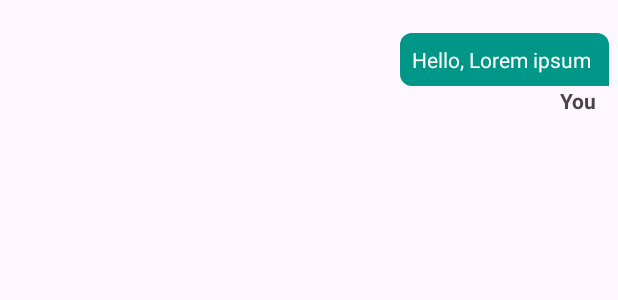
After one commit to Gazzel16/Smart-Pig-Client, an Android app: the layout item_chat_user.xml on its own in the app's theme, with its tools: preview values and no code run, on a phone screen of 412 x 824 dp. The commit adds this screen. Shown: the top 300 px of the screen. Run offline under Robolectric (Android 15) with nearby library versions, the phone set to English and light mode, and no system bars.

Commit message:
chat bot implemented

```diff
--- a/app/src/main/java/com/client/smartpigclient/Dashboard/Fragments/DashBoardFragment.kt
+++ b/app/src/main/java/com/client/smartpigclient/Dashboard/Fragments/DashBoardFragment.kt
@@ -9,7 +9,9 @@ import androidx.lifecycle.lifecycleScope
 import androidx.recyclerview.widget.LinearLayoutManager
 import com.client.smartpigclient.Cages.Fragments.CagesQrScannerFragment
 import com.client.smartpigclient.Dashboard.Adapter.DashBoardAdapter
-import com.client.smartpigclient.Dashboard.Api.FetchAllPigsRI
+import com.client.smartpigclient.Dashboard.Api.DashBoardApi
+import com.client.smartpigclient.Dashboard.Api.DashBoardRI
+
 import com.client.smartpigclient.MainActivity
 import com.client.smartpigclient.Pigs.Fragments.ScanPigFragment
 import com.client.smartpigclient.Pigs.Model.PigsModel
@@ -87,7 +89,7 @@ class DashBoardFragment : Fragment() {
     private fun fetchPigs() {
         lifecycleScope.launch {
             try {
-                val api = FetchAllPigsRI.getInstance()
+                val api = DashBoardRI.getInstance()
                 val response = api.fetchAllPigs()
 
                 pigsList.clear()
--- /dev/null
+++ b/app/src/main/res/drawable/chat_user.xml
@@ -0,0 +1,15 @@
+<?xml version="1.0" encoding="utf-8"?>
+<shape xmlns:android="http://schemas.android.com/apk/res/android"
+    android:shape="rectangle">
+
+    <solid android:color="#4A90E2" />
+
+    <corners
+        android:topLeftRadius="8dp"    android:topRightRadius="8dp"   android:bottomLeftRadius="8dp" />
+
+    <padding
+        android:left="8dp"
+        android:top="8dp"
+        android:right="12dp"
+        android:bottom="8dp" />
+</shape>
--- /dev/null
+++ b/app/src/main/res/layout/item_chat_user.xml
@@ -0,0 +1,36 @@
+<?xml version="1.0" encoding="utf-8"?>
+<androidx.constraintlayout.widget.ConstraintLayout xmlns:android="http://schemas.android.com/apk/res/android"
+    xmlns:app="http://schemas.android.com/apk/res-auto"
+    xmlns:tools="http://schemas.android.com/tools"
+    android:layout_width="match_parent"
+    android:layout_height="wrap_content">
+
+    <LinearLayout
+        android:layout_width="wrap_content"
+        android:layout_height="wrap_content"
+        android:layout_marginTop="16dp"
+        android:orientation="vertical"
+        android:padding="6dp"
+        app:layout_constraintEnd_toEndOf="parent"
+        app:layout_constraintTop_toTopOf="parent">
+
+        <TextView
+            android:id="@+id/userChat"
+            android:layout_width="wrap_content"
+            android:layout_height="wrap_content"
+            android:layout_gravity="end"
+            android:background="@drawable/chat_user"
+            android:backgroundTint="@color/emeraldGreen"
+            android:text="Hello, Lorem ipsum"
+            android:textColor="@color/white" />
+
+        <TextView
+            android:id="@+id/you"
+            android:layout_width="wrap_content"
+            android:layout_height="wrap_content"
+            android:layout_gravity="end"
+            android:layout_marginRight="8dp"
+            android:text="You"
+            android:textStyle="bold" />
+    </LinearLayout>
+</androidx.constraintlayout.widget.ConstraintLayout>
```
Also changed, not shown: app/src/main/java/com/client/smartpigclient/Dashboard/Adapter/ChatBotAdapter.kt (added, +59 -0 lines), app/src/main/java/com/client/smartpigclient/Dashboard/Api/DashBoardApi.kt (+13 -4 lines), app/src/main/java/com/client/smartpigclient/Dashboard/Fragments/DashboardAnalyticsFragment.kt (+5 -3 lines), app/src/main/java/com/client/smartpigclient/Dashboard/Fragments/DashboardChatBotFragment.kt (+85 -26 lines), app/src/main/java/com/client/smartpigclient/Dashboard/Model/ChatBotModel.kt (added, +13 -0 lines), app/src/main/res/drawable/chat_bot.xml (added, +15 -0 lines), app/src/main/res/layout/fragment_dashboard_chat_bot.xml (+10 -6 lines), app/src/main/res/layout/item_chat_bot.xml (added, +36 -0 lines).
